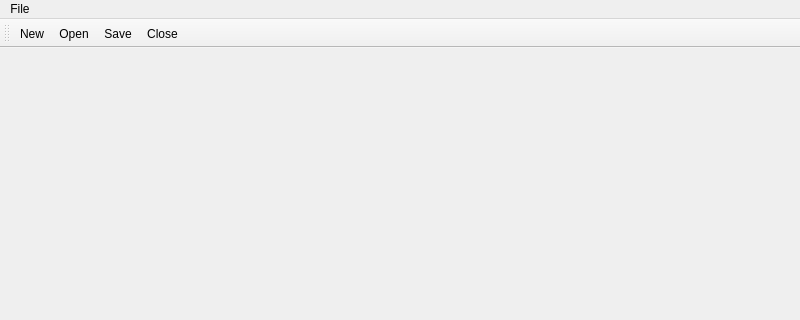
First picture: the form in forms/notepad.ui, repository victorbnl/notepad-sharp, before the edit; both pictures show x 0 to 800 and y 0 to 320 of the 800 by 600 pixel window.
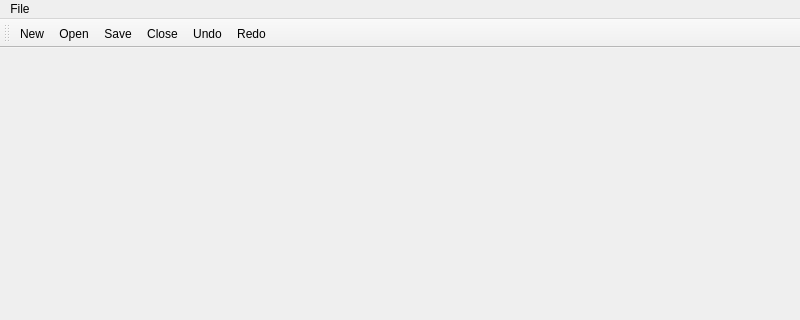
Second picture: the form after the edit. Icons and pictures are not drawn. Custom widgets are drawn as their Qt base class.

Commit message: Add undo & redo actions

Diff of the .ui file:
```diff
--- a/forms/notepad.ui
+++ b/forms/notepad.ui
@@ -75,6 +75,8 @@
    <addaction name="actionOpen"/>
    <addaction name="actionSave"/>
    <addaction name="actionClose"/>
+   <addaction name="actionUndo"/>
+   <addaction name="actionRedo"/>
   </widget>
   <action name="actionNew">
    <property name="icon">
@@ -128,6 +130,23 @@
     <string>Ctrl+O</string>
    </property>
   </action>
+  <action name="actionUndo">
+   <property name="icon">
+    <iconset theme="edit-undo">
+     <normaloff>.</normaloff>.</iconset>
+   </property>
+   <property name="text">
+    <string>Undo</string>
+   </property>
+  </action>
+  <action name="actionRedo">
+   <property name="icon">
+    <iconset theme="edit-redo"/>
+   </property>
+   <property name="text">
+    <string>Redo</string>
+   </property>
+  </action>
  </widget>
  <customwidgets>
   <customwidget>
```
Left out of the diff: 46 changed lines with no effect on the pictures. The commit also changes 2 other files.
